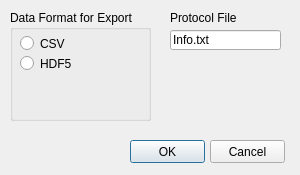
The window that Preferences.ui (Molecular-Nanophotonics/TrackerLab) describes before a commit, drawn with Qt 5.
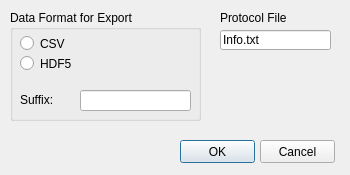
The same window after the commit.

Patch:
```diff
--- a/Preferences.ui
+++ b/Preferences.ui
@@ -6,7 +6,7 @@
    <rect>
     <x>0</x>
     <y>0</y>
-    <width>300</width>
+    <width>350</width>
     <height>175</height>
    </rect>
   </property>
@@ -18,13 +18,13 @@
   </property>
   <property name="minimumSize">
    <size>
-    <width>300</width>
+    <width>350</width>
     <height>175</height>
    </size>
   </property>
   <property name="maximumSize">
    <size>
-    <width>300</width>
+    <width>350</width>
     <height>175</height>
    </size>
   </property>
@@ -37,7 +37,7 @@
   <widget class="QPushButton" name="okButton">
    <property name="geometry">
     <rect>
-     <x>130</x>
+     <x>180</x>
      <y>140</y>
      <width>75</width>
      <height>23</height>
@@ -50,7 +50,7 @@
   <widget class="QPushButton" name="cancelButton">
    <property name="geometry">
     <rect>
-     <x>210</x>
+     <x>260</x>
      <y>140</y>
      <width>75</width>
      <height>23</height>
@@ -65,7 +65,7 @@
     <rect>
      <x>10</x>
      <y>10</y>
-     <width>141</width>
+     <width>191</width>
      <height>111</height>
     </rect>
    </property>
@@ -98,11 +98,40 @@
      <string>CSV</string>
     </property>
    </widget>
+   <widget class="QLineEdit" name="suffixLineEdit">
+    <property name="enabled">
+     <bool>true</bool>
+    </property>
+    <property name="geometry">
+     <rect>
+      <x>70</x>
+      <y>80</y>
+      <width>111</width>
+      <height>21</height>
+     </rect>
+    </property>
+   </widget>
+   <widget class="QLabel" name="prefixLabel">
+    <property name="geometry">
+     <rect>
+      <x>10</x>
+      <y>80</y>
+      <width>61</width>
+      <height>20</height>
+     </rect>
+    </property>
+    <property name="text">
+     <string>Suffix:</string>
+    </property>
+    <property name="alignment">
+     <set>Qt::AlignLeading|Qt::AlignLeft|Qt::AlignVCenter</set>
+    </property>
+   </widget>
   </widget>
   <widget class="QLineEdit" name="protocolFileLineEdit">
    <property name="geometry">
     <rect>
-     <x>170</x>
+     <x>220</x>
      <y>30</y>
      <width>111</width>
      <height>20</height>
@@ -115,7 +144,7 @@
   <widget class="QLabel" name="label">
    <property name="geometry">
     <rect>
-     <x>170</x>
+     <x>220</x>
      <y>10</y>
      <width>81</width>
      <height>16</height>
```
